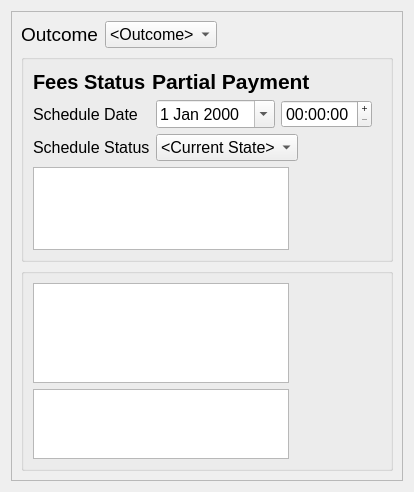
First picture: the form in drc/gui/mediationsessionform.ui, repository lansdon/cpts483_drc, before the edit.
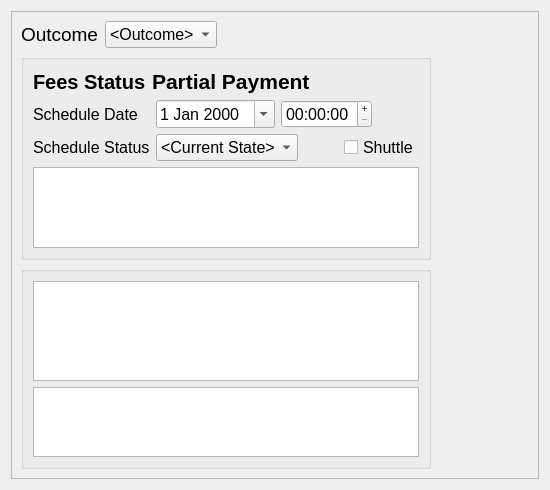
Second picture: the form after the edit.

```diff
--- a/drc/gui/mediationsessionform.ui
+++ b/drc/gui/mediationsessionform.ui
@@ -6,8 +6,8 @@
    <rect>
     <x>0</x>
     <y>0</y>
-    <width>414</width>
-    <height>492</height>
+    <width>550</width>
+    <height>490</height>
    </rect>
   </property>
   <property name="sizePolicy">
@@ -36,7 +36,7 @@
   <property name="windowTitle">
    <string>Mediation Session</string>
   </property>
-  <layout class="QHBoxLayout" name="horizontalLayout_9">
+  <layout class="QHBoxLayout" name="horizontalLayout_10">
    <item>
     <widget class="QScrollArea" name="scrollArea">
      <property name="sizePolicy">
@@ -53,11 +53,13 @@
        <rect>
         <x>0</x>
         <y>0</y>
-        <width>394</width>
-        <height>472</height>
+        <width>530</width>
+        <height>470</height>
        </rect>
       </property>
-      <layout class="QVBoxLayout" name="verticalLayout">
+      <layout class="QHBoxLayout" name="horizontalLayout_9">
+       <item>
+        <layout class="QVBoxLayout" name="verticalLayout_5">
        <item>
         <layout class="QHBoxLayout" name="horizontalLayout_3">
          <item>
@@ -267,6 +269,13 @@
                     </property>
                    </spacer>
                   </item>
+                    <item>
+                     <widget class="QCheckBox" name="shuttleCheckBox">
+                      <property name="text">
+                       <string>Shuttle</string>
+                      </property>
+                     </widget>
+                    </item>
                  </layout>
                 </item>
                </layout>
@@ -298,19 +307,6 @@
                 </property>
                </widget>
               </item>
-              <item>
-               <spacer name="horizontalSpacer_3">
-                <property name="orientation">
-                 <enum>Qt::Horizontal</enum>
-                </property>
-                <property name="sizeHint" stdset="0">
-                 <size>
-                  <width>40</width>
-                  <height>20</height>
-                 </size>
-                </property>
-               </spacer>
-              </item>
              </layout>
             </item>
            </layout>
@@ -362,8 +358,15 @@
               </item>
              </layout>
             </item>
+             </layout>
+            </item>
+           </layout>
+          </widget>
+         </item>
+        </layout>
+       </item>
             <item>
-             <spacer name="horizontalSpacer_6">
+        <spacer name="horizontalSpacer_3">
               <property name="orientation">
                <enum>Qt::Horizontal</enum>
               </property>
@@ -376,13 +379,8 @@
              </spacer>
             </item>
            </layout>
-          </item>
-         </layout>
-        </widget>
-       </item>
-      </layout>
-     </widget>
-    </widget>
+     </widget>
+    </widget>
    </item>
   </layout>
  </widget>
```
Left out of the diff: 20 changed lines with no effect on the pictures. Lines whose indentation alone changed are shown as unchanged.
